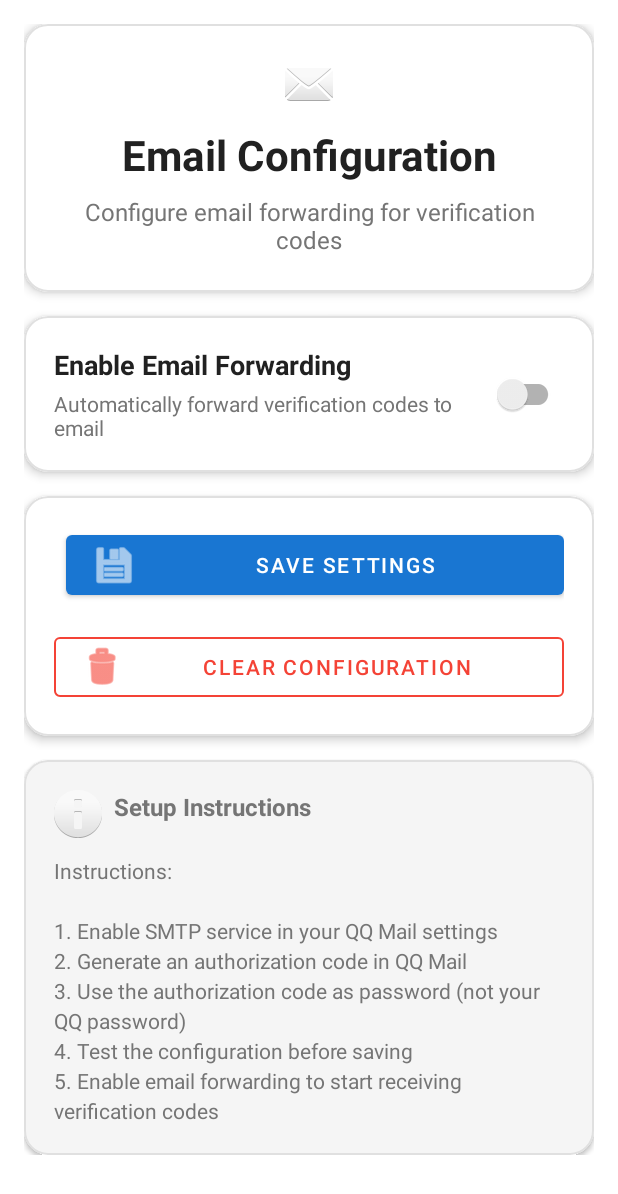
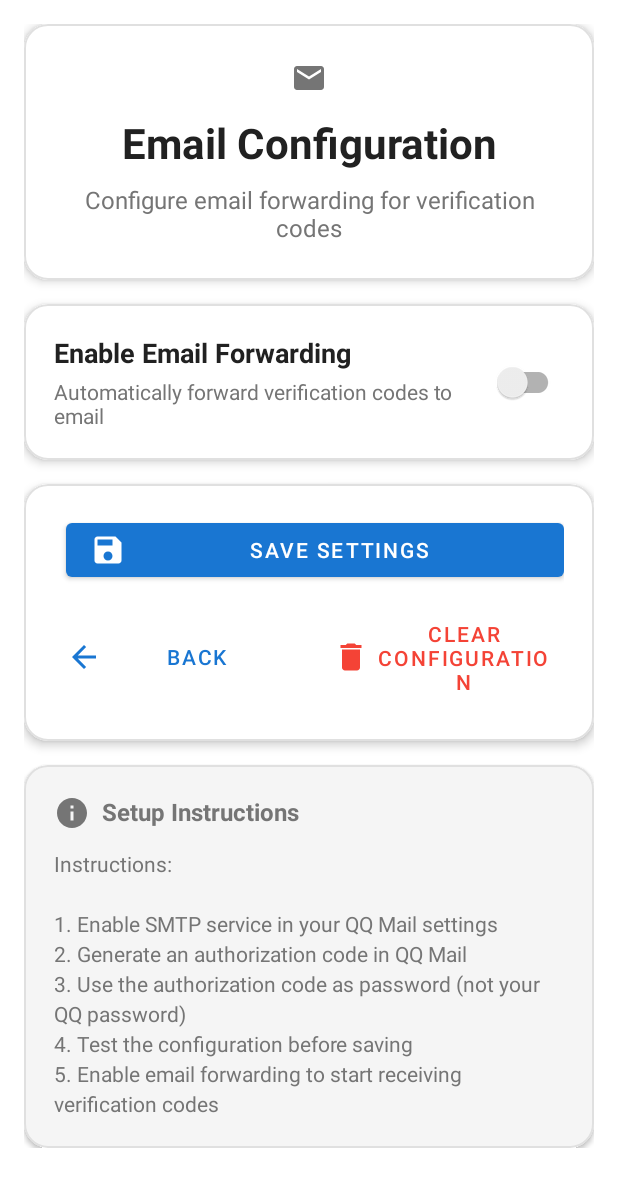
Before and after one commit to cht123456abc/SMSForward3, an Android app: the screen it shows after launch (EmailConfigActivity), after a tap on "EMAIL SETTINGS", on a phone screen of 412 x 824 dp. Shown: the top 1194 px of the screen. Run offline under Robolectric (Android 15) with nearby library versions, the phone set to English and light mode, and no system bars; libraries missing offline, so code that uses them is left out: javax.mail, javax.mail.internet.

Commit message:
优化UI

```diff
--- a/app/src/main/java/com/cht/smsforward/EmailConfigActivity.java
+++ b/app/src/main/java/com/cht/smsforward/EmailConfigActivity.java
@@ -25,6 +25,7 @@ public class EmailConfigActivity extends AppCompatActivity {
     private Button testEmailButton;
     private Button saveConfigButton;
     private Button clearConfigButton;
+    private Button backButton;
 
     private EmailSettingsManager settingsManager;
     private EmailSender emailSender;
@@ -60,6 +61,7 @@ public class EmailConfigActivity extends AppCompatActivity {
         testEmailButton = findViewById(R.id.testEmailButton);
         saveConfigButton = findViewById(R.id.saveConfigButton);
         clearConfigButton = findViewById(R.id.clearConfigButton);
+        backButton = findViewById(R.id.backButton);
     }
 
     /**
@@ -96,6 +98,7 @@ public class EmailConfigActivity extends AppCompatActivity {
         testEmailButton.setOnClickListener(v -> testEmailConfiguration());
         saveConfigButton.setOnClickListener(v -> saveEmailConfiguration());
         clearConfigButton.setOnClickListener(v -> clearEmailConfiguration());
+        backButton.setOnClickListener(v -> finish());
     }
 
     /**
@@ -115,11 +118,11 @@ public class EmailConfigActivity extends AppCompatActivity {
         EmailConfig config = getEmailConfigFromForm();
 
         if (!config.isValid()) {
-            showToast("Please fill in all email fields correctly");
+            showToast(getString(R.string.toast_fill_email_fields));
             return;
         }
 
-        showToast("Testing email configuration...");
+        showToast(getString(R.string.toast_testing_email));
         testEmailButton.setEnabled(false);
 
         emailSender.sendTestEmail(config, new EmailSender.EmailSendCallback() {
@@ -127,7 +130,7 @@ public class EmailConfigActivity extends AppCompatActivity {
             public void onSuccess() {
                 runOnUiThread(() -> {
                     testEmailButton.setEnabled(true);
-                    showToast("Test email sent successfully!");
+                    showToast(getString(R.string.toast_test_email_success));
                     Log.d(TAG, "Test email sent successfully");
                 });
             }
@@ -136,7 +139,7 @@ public class EmailConfigActivity extends AppCompatActivity {
             public void onFailure(String error) {
                 runOnUiThread(() -> {
                     testEmailButton.setEnabled(true);
-                    showToast("Test email failed: " + error);
+                    showToast(getString(R.string.toast_test_email_failed, error));
                     Log.e(TAG, "Test email failed: " + error);
                 });
             }
@@ -153,7 +156,7 @@ public class EmailConfigActivity extends AppCompatActivity {
             config = getEmailConfigFromForm();
 
             if (!config.isValid()) {
-                showToast("Please fill in all email fields correctly");
+                showToast(getString(R.string.toast_fill_email_fields));
                 return;
             }
         } else {
@@ -165,11 +168,11 @@ public class EmailConfigActivity extends AppCompatActivity {
         boolean success = settingsManager.saveEmailConfig(config);
 
         if (success) {
-            showToast("Email configuration saved successfully");
+            showToast(getString(R.string.toast_config_saved));
             Log.d(TAG, "Email configuration saved");
             finish(); // Return to main activity
         } else {
-            showToast("Failed to save email configuration");
+            showToast(getString(R.string.toast_config_save_failed));
             Log.e(TAG, "Failed to save email configuration");
         }
     }
@@ -181,7 +184,7 @@ public class EmailConfigActivity extends AppCompatActivity {
         boolean success = settingsManager.clearEmailConfig();
 
         if (success) {
-            showToast("Email configuration cleared");
+            showToast(getString(R.string.toast_config_cleared));
             Log.d(TAG, "Email configuration cleared");
 
             // Reset form
@@ -191,7 +194,7 @@ public class EmailConfigActivity extends AppCompatActivity {
             recipientEmailEditText.setText("");
             updateFormVisibility();
         } else {
-            showToast("Failed to clear email configuration");
+            showToast(getString(R.string.toast_config_clear_failed));
             Log.e(TAG, "Failed to clear email configuration");
         }
     }
--- a/app/src/main/java/com/cht/smsforward/MainActivity.java
+++ b/app/src/main/java/com/cht/smsforward/MainActivity.java
@@ -212,7 +212,7 @@ public class MainActivity extends AppCompatActivity {
             statusText.setText(getString(R.string.notification_access_required));
             statusText.setTextColor(getResources().getColor(R.color.error_red));
             permissionButton.setVisibility(View.VISIBLE);
-            showToast("Please enable notification access for SMS forwarding");
+            showToast(getString(R.string.toast_notification_access_required));
         }
 
         // Update empty state visibility
@@ -236,7 +236,7 @@ public class MainActivity extends AppCompatActivity {
             if (hasPermission) {
                 emptyStateText.setText(getString(R.string.empty_state_message));
             } else {
-                emptyStateText.setText("Notification access is required to receive SMS messages.\n\nPlease enable notification access in Settings.");
+                emptyStateText.setText(getString(R.string.notification_access_description));
             }
         }
     }
@@ -278,11 +278,11 @@ public class MainActivity extends AppCompatActivity {
 
             // Show toast for verification codes
             if (primaryCode != null) {
-                showToast("New verification code: " + primaryCode);
+                showToast(getString(R.string.toast_new_verification_code, primaryCode));
             } else if (!codes.isEmpty()) {
-                showToast("New SMS with verification codes received");
+                showToast(getString(R.string.toast_new_sms_with_codes));
             } else {
-                showToast("New SMS received");
+                showToast(getString(R.string.toast_new_sms));
             }
 
             Log.d(TAG, "SMS added to UI - Sender: " + sender + ", Codes: " + codes.size());
--- a/app/src/main/java/com/cht/smsforward/SmsAdapter.java
+++ b/app/src/main/java/com/cht/smsforward/SmsAdapter.java
@@ -122,7 +122,7 @@ public class SmsAdapter extends RecyclerView.Adapter<SmsAdapter.SmsViewHolder> {
                     String primaryCode = smsMessage.getPrimaryVerificationCode();
                     if (primaryCode != null) {
                         copyToClipboard(primaryCode);
-                        Toast.makeText(context, "Verification code copied: " + primaryCode,
+                        Toast.makeText(context, context.getString(R.string.toast_code_copied, primaryCode),
                                      Toast.LENGTH_SHORT).show();
                     }
                 });
@@ -130,9 +130,9 @@ public class SmsAdapter extends RecyclerView.Adapter<SmsAdapter.SmsViewHolder> {
                 // Update button text with primary code
                 String primaryCode = smsMessage.getPrimaryVerificationCode();
                 if (primaryCode != null) {
-                    copyCodeButton.setText("Copy " + primaryCode);
+                    copyCodeButton.setText(context.getString(R.string.copy_code_with_value, primaryCode));
                 } else {
-                    copyCodeButton.setText("Copy Code");
+                    copyCodeButton.setText(context.getString(R.string.copy_code));
                 }
 
             } else {
@@ -142,7 +142,7 @@ public class SmsAdapter extends RecyclerView.Adapter<SmsAdapter.SmsViewHolder> {
 
         private void copyToClipboard(String text) {
             ClipboardManager clipboard = (ClipboardManager) context.getSystemService(Context.CLIPBOARD_SERVICE);
-            ClipData clip = ClipData.newPlainText("Verification Code", text);
+            ClipData clip = ClipData.newPlainText(context.getString(R.string.copy_code), text);
             clipboard.setPrimaryClip(clip);
         }
     }
--- /dev/null
+++ b/app/src/main/res/drawable/ic_arrow_back_24dp.xml
@@ -0,0 +1,11 @@
+<?xml version="1.0" encoding="utf-8"?>
+<vector xmlns:android="http://schemas.android.com/apk/res/android"
+    android:width="24dp"
+    android:height="24dp"
+    android:viewportWidth="24"
+    android:viewportHeight="24"
+    android:tint="?attr/colorOnSurfaceVariant">
+    <path
+        android:fillColor="@android:color/white"
+        android:pathData="M20,11H7.83l5.59,-5.59L12,4l-8,8 8,8 1.41,-1.41L7.83,13H20v-2z"/>
+</vector>
--- /dev/null
+++ b/app/src/main/res/drawable/ic_delete_24dp.xml
@@ -0,0 +1,11 @@
+<?xml version="1.0" encoding="utf-8"?>
+<vector xmlns:android="http://schemas.android.com/apk/res/android"
+    android:width="24dp"
+    android:height="24dp"
+    android:viewportWidth="24"
+    android:viewportHeight="24"
+    android:tint="?attr/colorError">
+    <path
+        android:fillColor="@android:color/white"
+        android:pathData="M6,19c0,1.1 0.9,2 2,2h8c1.1,0 2,-0.9 2,-2V7H6v12zM19,4h-3.5l-1,-1h-5l-1,1H5v2h14V4z"/>
+</vector>
--- /dev/null
+++ b/app/src/main/res/drawable/ic_email_24dp.xml
@@ -0,0 +1,11 @@
+<?xml version="1.0" encoding="utf-8"?>
+<vector xmlns:android="http://schemas.android.com/apk/res/android"
+    android:width="24dp"
+    android:height="24dp"
+    android:viewportWidth="24"
+    android:viewportHeight="24"
+    android:tint="?attr/colorOnSurfaceVariant">
+    <path
+        android:fillColor="@android:color/white"
+        android:pathData="M20,4L4,4c-1.1,0 -1.99,0.9 -1.99,2L2,18c0,1.1 0.9,2 2,2h16c1.1,0 2,-0.9 2,-2L22,6c0,-1.1 -0.9,-2 -2,-2zM20,8l-8,5 -8,-5L4,6l8,5 8,-5v2z"/>
+</vector>
--- /dev/null
+++ b/app/src/main/res/drawable/ic_info_24dp.xml
@@ -0,0 +1,11 @@
+<?xml version="1.0" encoding="utf-8"?>
+<vector xmlns:android="http://schemas.android.com/apk/res/android"
+    android:width="24dp"
+    android:height="24dp"
+    android:viewportWidth="24"
+    android:viewportHeight="24"
+    android:tint="?attr/colorOnSurfaceVariant">
+    <path
+        android:fillColor="@android:color/white"
+        android:pathData="M12,2C6.48,2 2,6.48 2,12s4.48,10 10,10 10,-4.48 10,-10S17.52,2 12,2zM13,17h-2v-6h2v6zM13,9h-2L11,7h2v2z"/>
+</vector>
--- /dev/null
+++ b/app/src/main/res/drawable/ic_lock_24dp.xml
@@ -0,0 +1,11 @@
+<?xml version="1.0" encoding="utf-8"?>
+<vector xmlns:android="http://schemas.android.com/apk/res/android"
+    android:width="24dp"
+    android:height="24dp"
+    android:viewportWidth="24"
+    android:viewportHeight="24"
+    android:tint="?attr/colorOnSurfaceVariant">
+    <path
+        android:fillColor="@android:color/white"
+        android:pathData="M18,8h-1L17,6c0,-2.76 -2.24,-5 -5,-5S7,3.24 7,6v2L6,8c-1.1,0 -2,0.9 -2,2v10c0,1.1 0.9,2 2,2h12c1.1,0 2,-0.9 2,-2L20,10c0,-1.1 -0.9,-2 -2,-2zM12,17c-1.1,0 -2,-0.9 -2,-2s0.9,-2 2,-2 2,0.9 2,2 -0.9,2 -2,2zM15.1,8L8.9,8L8.9,6c0,-1.71 1.39,-3.1 3.1,-3.1 1.71,0 3.1,1.39 3.1,3.1v2z"/>
+</vector>
--- /dev/null
+++ b/app/src/main/res/drawable/ic_message_24dp.xml
@@ -0,0 +1,11 @@
+<?xml version="1.0" encoding="utf-8"?>
+<vector xmlns:android="http://schemas.android.com/apk/res/android"
+    android:width="24dp"
+    android:height="24dp"
+    android:viewportWidth="24"
+    android:viewportHeight="24"
+    android:tint="?attr/colorOnSurfaceVariant">
+    <path
+        android:fillColor="@android:color/white"
+        android:pathData="M20,2L4,2c-1.1,0 -1.99,0.9 -1.99,2L2,22l4,-4h14c1.1,0 2,-0.9 2,-2L22,4c0,-1.1 -0.9,-2 -2,-2zM18,14L6,14v-2h12v2zM18,11L6,11L6,9h12v2zM18,8L6,8L6,6h12v2z"/>
+</vector>
--- /dev/null
+++ b/app/src/main/res/drawable/ic_save_24dp.xml
@@ -0,0 +1,11 @@
+<?xml version="1.0" encoding="utf-8"?>
+<vector xmlns:android="http://schemas.android.com/apk/res/android"
+    android:width="24dp"
+    android:height="24dp"
+    android:viewportWidth="24"
+    android:viewportHeight="24"
+    android:tint="?attr/colorOnSurfaceVariant">
+    <path
+        android:fillColor="@android:color/white"
+        android:pathData="M17,3L5,3c-1.11,0 -2,0.9 -2,2v14c0,1.1 0.89,2 2,2h14c1.1,0 2,-0.9 2,-2L21,7l-4,-4zM12,19c-1.66,0 -3,-1.34 -3,-3s1.34,-3 3,-3 3,1.34 3,3 -1.34,3 -3,3zM15,9L5,9L5,5h10v4z"/>
+</vector>
--- /dev/null
+++ b/app/src/main/res/drawable/ic_send_24dp.xml
@@ -0,0 +1,11 @@
+<?xml version="1.0" encoding="utf-8"?>
+<vector xmlns:android="http://schemas.android.com/apk/res/android"
+    android:width="24dp"
+    android:height="24dp"
+    android:viewportWidth="24"
+    android:viewportHeight="24"
+    android:tint="?attr/colorOnSurfaceVariant">
+    <path
+        android:fillColor="@android:color/white"
+        android:pathData="M2.01,21L23,12 2.01,3 2,10l15,2 -15,2z"/>
+</vector>
--- a/app/src/main/res/layout/activity_email_config.xml
+++ b/app/src/main/res/layout/activity_email_config.xml
@@ -38,12 +38,12 @@
                     android:gravity="center"
                     android:layout_marginBottom="8dp"
                     android:drawablePadding="12dp"
-                    app:drawableTopCompat="@android:drawable/ic_dialog_email" />
+                    app:drawableTopCompat="@drawable/ic_email_24dp" />
 
                 <TextView
                     android:layout_width="match_parent"
                     android:layout_height="wrap_content"
-                    android:text="Configure email forwarding for verification codes"
+                    android:text="@string/email_config_description"
                     android:textSize="16sp"
                     android:textColor="?attr/colorOnSurfaceVariant"
                     android:gravity="center" />
@@ -88,7 +88,7 @@
                     <TextView
                         android:layout_width="match_parent"
                         android:layout_height="wrap_content"
-                        android:text="Automatically forward verification codes to email"
+                        android:text="@string/email_forwarding_description"
                         android:textSize="14sp"
                         android:textColor="?attr/colorOnSurfaceVariant" />
 
@@ -128,7 +128,7 @@
                     android:layout_height="wrap_content"
                     android:layout_marginBottom="16dp"
                     android:hint="@string/sender_email_hint"
-                    app:startIconDrawable="@android:drawable/ic_dialog_email"
+                    app:startIconDrawable="@drawable/ic_email_24dp"
                     style="@style/Widget.MaterialComponents.TextInputLayout.OutlinedBox">
 
                     <com.google.android.material.textfield.TextInputEditText
@@ -145,7 +145,7 @@
                     android:layout_height="wrap_content"
                     android:layout_marginBottom="8dp"
                     android:hint="@string/sender_password_hint"
-                    app:startIconDrawable="@android:drawable/ic_lock_lock"
+                    app:startIconDrawable="@drawable/ic_lock_24dp"
                     app:endIconMode="password_toggle"
                     style="@style/Widget.MaterialComponents.TextInputLayout.OutlinedBox">
 
@@ -157,22 +157,12 @@
 
                 </com.google.android.material.textfield.TextInputLayout>
 
-                <TextView
-                    android:layout_width="match_parent"
-                    android:layout_height="wrap_content"
-                    android:text="@string/sender_password_note"
-                    android:textSize="12sp"
-                    android:textColor="?attr/colorOnSurfaceVariant"
-                    android:layout_marginBottom="16dp"
-                    android:drawablePadding="8dp"
-                    app:drawableStartCompat="@android:drawable/ic_dialog_info" />
-
                 <!-- Recipient Email -->
                 <com.google.android.material.textfield.TextInputLayout
                     android:layout_width="match_parent"
                     android:layout_height="wrap_content"
                     android:hint="@string/recipient_email_hint"
-                    app:startIconDrawable="@android:drawable/ic_dialog_email"
+                    app:startIconDrawable="@drawable/ic_email_24dp"
                     style="@style/Widget.MaterialComponents.TextInputLayout.OutlinedBox">
 
                     <com.google.android.material.textfield.TextInputEditText
@@ -204,12 +194,13 @@
                 android:orientation="vertical"
                 android:padding="20dp">
 
+                <!-- Primary Action Buttons -->
                 <LinearLayout
                     android:layout_width="match_parent"
                     android:layout_height="wrap_content"
                     android:orientation="horizontal"
                     android:gravity="center"
-                    android:layout_marginBottom="16dp">
+                    android:layout_marginBottom="12dp">
 
                     <com.google.android.material.button.MaterialButton
                         android:id="@+id/testEmailButton"
@@ -218,7 +209,8 @@
                         android:layout_weight="1"
                         android:text="@string/test_email"
                         android:layout_marginEnd="8dp"
-                        app:icon="@android:drawable/ic_menu_send"
+                        android:gravity="center"
+                        app:icon="@drawable/ic_send_24dp"
                         style="@style/Widget.MaterialComponents.Button.OutlinedButton" />
 
                     <com.google.android.material.button.MaterialButton
@@ -228,21 +220,44 @@
                         android:layout_weight="1"
                         android:text="@string/save_configuration"
                         android:layout_marginStart="8dp"
-                        app:icon="@android:drawable/ic_menu_save"
+                        android:gravity="center"
+                        app:icon="@drawable/ic_save_24dp"
                         style="@style/Widget.MaterialComponents.Button" />
 
                 </LinearLayout>
 
-                <com.google.android.material.button.MaterialButton
-                    android:id="@+id/clearConfigButton"
+                <!-- Secondary Actions -->
+                <LinearLayout
                     android:layout_width="match_parent"
                     android:layout_height="wrap_content"
-                    android:text="@string/clear_configuration"
-                    app:icon="@android:drawable/ic_menu_delete"
-                    style="@style/Widget.MaterialComponents.Button.OutlinedButton"
-                    app:strokeColor="?attr/colorError"
-                    android:textColor="?attr/colorError"
-                    app:iconTint="?attr/colorError" />
+                    android:orientation="horizontal"
+                    android:gravity="center">
+
+                    <com.google.android.material.button.MaterialButton
+                        android:id="@+id/backButton"
+                        android:layout_width="0dp"
+                        android:layout_height="wrap_content"
+                        android:layout_weight="1"
+                        android:text="@string/back_button"
+                        android:layout_marginEnd="8dp"
+                        android:gravity="center"
+                        app:icon="@drawable/ic_arrow_back_24dp"
+                        style="@style/Widget.MaterialComponents.Button.TextButton" />
+
+                    <com.google.android.material.button.MaterialButton
+                        android:id="@+id/clearConfigButton"
+                        android:layout_width="0dp"
+                        android:layout_height="wrap_content"
+                        android:layout_weight="1"
+                        android:text="@string/clear_configuration"
+                        android:layout_marginStart="8dp"
+                        android:gravity="center"
+                        app:icon="@drawable/ic_delete_24dp"
+                        style="@style/Widget.MaterialComponents.Button.TextButton"
+                        android:textColor="?attr/colorError"
+                        app:iconTint="?attr/colorError" />
+
+                </LinearLayout>
 
             </LinearLayout>
 
@@ -267,13 +282,13 @@
                 <TextView
                     android:layout_width="match_parent"
                     android:layout_height="wrap_content"
-                    android:text="Setup Instructions"
+                    android:text="@string/setup_instructions_title"
                     android:textSize="16sp"
                     android:textStyle="bold"
                     android:textColor="?attr/colorOnSurfaceVariant"
                     android:layout_marginBottom="12dp"
                     android:drawablePadding="8dp"
-                    app:drawableStartCompat="@android:drawable/ic_dialog_info" />
+                    app:drawableStartCompat="@drawable/ic_info_24dp" />
 
                 <TextView
                     android:layout_width="match_parent"
--- a/app/src/main/res/layout/activity_main.xml
+++ b/app/src/main/res/layout/activity_main.xml
@@ -91,6 +91,7 @@
                         android:text="@string/enable_notification_access"
                         android:layout_marginEnd="8dp"
                         android:visibility="gone"
+                        android:gravity="center"
                         style="@style/Widget.MaterialComponents.Button" />
 
                     <com.google.android.material.button.MaterialButton
@@ -100,7 +101,8 @@
                         android:layout_weight="1"
                         android:text="@string/email_settings"
                         android:layout_marginStart="8dp"
-                        app:icon="@android:drawable/ic_menu_send"
+                        android:gravity="center"
+                        app:icon="@drawable/ic_email_24dp"
                         style="@style/Widget.MaterialComponents.Button.OutlinedButton" />
 
                 </LinearLayout>
@@ -135,7 +137,7 @@
                     android:textColor="?attr/colorOnSurface"
                     android:layout_marginBottom="16dp"
                     android:drawablePadding="8dp"
-                    app:drawableStartCompat="@android:drawable/ic_dialog_email" />
+                    app:drawableStartCompat="@drawable/ic_message_24dp" />
 
                 <androidx.recyclerview.widget.RecyclerView
                     android:id="@+id/smsRecyclerView"
--- a/app/src/main/res/layout/item_sms_message.xml
+++ b/app/src/main/res/layout/item_sms_message.xml
@@ -67,7 +67,7 @@
             <TextView
                 android:layout_width="match_parent"
                 android:layout_height="wrap_content"
-                android:text="Verification Codes:"
+                android:text="@string/verification_codes_label"
                 android:textSize="12sp"
                 android:textStyle="bold"
                 android:textColor="@android:color/black"
@@ -88,10 +88,11 @@
                 android:id="@+id/copyCodeButton"
                 android:layout_width="wrap_content"
                 android:layout_height="32dp"
-                android:text="Copy Primary Code"
+                android:text="@string/copy_primary_code"
                 android:textSize="12sp"
                 android:layout_gravity="end"
                 android:layout_marginTop="4dp"
+                android:gravity="center"
                 style="?android:attr/buttonStyleSmall" />
 
         </LinearLayout>
--- a/app/src/main/res/values/strings.xml
+++ b/app/src/main/res/values/strings.xml
@@ -13,8 +13,7 @@
     <string name="sender_email_label">Sender QQ Email Address</string>
     <string name="sender_email_hint">Sender QQ Email (your-email@qq.com)</string>
     <string name="sender_password_label">QQ Email Authorization Code</string>
-    <string name="sender_password_hint">QQ Email Authorization Code</string>
-    <string name="sender_password_note">Note: Use QQ Mail authorization code, not your QQ password</string>
+    <string name="sender_password_hint">QQ Email Authorization Code(not password)</string>
     <string name="recipient_email_label">Recipient Email Address</string>
     <string name="recipient_email_hint">Recipient Email (recipient@example.com)</string>
     <string name="test_email">Test Email</string>
@@ -22,4 +21,30 @@
     <string name="save_settings">Save Settings</string>
     <string name="clear_configuration">Clear Configuration</string>
     <string name="email_instructions">Instructions:\n\n1. Enable SMTP service in your QQ Mail settings\n2. Generate an authorization code in QQ Mail\n3. Use the authorization code as password (not your QQ password)\n4. Test the configuration before saving\n5. Enable email forwarding to start receiving verification codes</string>
+
+    <!-- Toast Messages -->
+    <string name="toast_notification_access_required">Please enable notification access for SMS forwarding</string>
+    <string name="toast_new_verification_code">New verification code: %1$s</string>
+    <string name="toast_new_sms_with_codes">New SMS with verification codes received</string>
+    <string name="toast_new_sms">New SMS received</string>
+    <string name="toast_fill_email_fields">Please fill in all email fields correctly</string>
+    <string name="toast_testing_email">Testing email configuration...</string>
+    <string name="toast_test_email_success">Test email sent successfully!</string>
+    <string name="toast_test_email_failed">Test email failed: %1$s</string>
+    <string name="toast_config_saved">Email configuration saved successfully</string>
+    <string name="toast_config_save_failed">Failed to save email configuration</string>
+    <string name="toast_config_cleared">Email configuration cleared</string>
+    <string name="toast_config_clear_failed">Failed to clear email configuration</string>
+    <string name="toast_code_copied">Verification code copied: %1$s</string>
+
+    <!-- Button and UI Text -->
+    <string name="back_button">Back</string>
+    <string name="copy_primary_code">Copy Primary Code</string>
+    <string name="copy_code">Copy Code</string>
+    <string name="copy_code_with_value">Copy %1$s</string>
+    <string name="verification_codes_label">Verification Codes:</string>
+    <string name="setup_instructions_title">Setup Instructions</string>
+    <string name="email_forwarding_description">Automatically forward verification codes to email</string>
+    <string name="email_config_description">Configure email forwarding for verification codes</string>
+    <string name="notification_access_description">Notification access is required to receive SMS messages.\n\nPlease enable notification access in Settings.</string>
 </resources>
```
Also changed, not shown: 1 other file.
